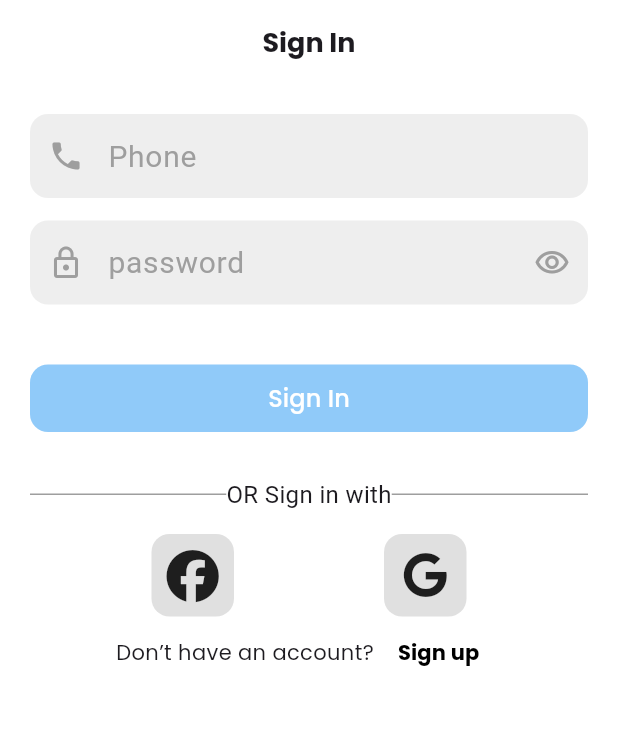
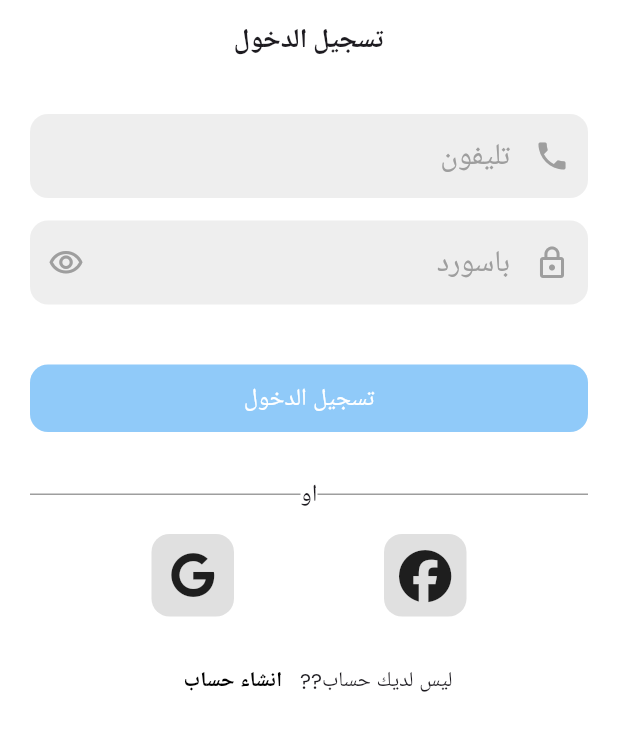
Before and after one commit to Gaberabdo/sell_4_u, a Flutter app: the screen it shows after launch, on a phone screen of 412 x 824 dp. Shown: the top 731 px of the screen. Run offline on Flutter 3.47's test engine with Material 3 defaults, Android fonts, the phone set to English and light mode, and no system bars; our stand-ins replace bloc, cloud_firestore, conditional_builder_null_safety, dio, firebase_auth, firebase_core and 8 more; missing offline and left inert: firebase_phone_auth_handler, flutter_facebook_auth; accounts and stored records are empty; Roboto replaces fonts that are missing (Tajawal).

Commit message:
auth2 commit

```diff
--- a/lib/Features/Auth-feature/presentation/pages/login/login_screen.dart
+++ b/lib/Features/Auth-feature/presentation/pages/login/login_screen.dart
@@ -17,6 +17,7 @@ import 'package:top_snackbar_flutter/top_snack_bar.dart';
 
 
 import '../../../../../core/helper/component/component.dart';
+import '../../../../../generated/l10n.dart';
 import '../register/register_screen.dart';
 import 'cubit/login_cubit.dart';
 import 'cubit/login_states.dart';
@@ -90,12 +91,12 @@ class LoginScreen extends StatelessWidget {
             appBar: AppBar(
               elevation: 0,
               backgroundColor: Colors.transparent,
-              title: Text('Sign In',
+              title: Text( S.of(context).signIn,
               style: GoogleFonts.poppins(
                 fontSize: 18,
                 fontWeight: FontWeight.w700,
               ),
-              ),
+              ) ,
               centerTitle: true,
             ),
             body: SafeArea(
@@ -117,14 +118,14 @@ class LoginScreen extends StatelessWidget {
                           obscureText: false,
                           validator: (String? value) {
                             if (value!.isEmpty) {
-                              return 'Please enter your phone address';
+                              return S.of(context).pleasePhone;
                             }
                             return null;
                           },
                           keyboardAppearance: Brightness.dark,
                           decoration: InputDecoration(
 
-                            labelText: 'Phone',
+                            labelText: S.of(context).Phone,
                             labelStyle: GoogleFonts.eduNswActFoundation(
                               fontSize: 20,
                               color: Colors.grey,
@@ -152,16 +153,18 @@ class LoginScreen extends StatelessWidget {
 
                               controller: passwordController,
                               keyboardType: TextInputType.emailAddress,
+                              obscureText: cubit.isPassword,
 
                               validator: (String? value) {
                                 if (value!.isEmpty) {
-                                  return 'please enter your  password';
+                                  return S.of(context).pleasePassword;
                                 }
                                 return null;
                               },
                               keyboardAppearance: Brightness.dark,
                               decoration: InputDecoration(
-                                  labelText: 'password',
+
+                                  labelText: S.of(context).Password,
                                   labelStyle: GoogleFonts.eduNswActFoundation(
                                       fontSize: 20, color: Colors.grey),
                                   suffixIcon: IconButton(
@@ -201,18 +204,18 @@ class LoginScreen extends StatelessWidget {
                                 child: MaterialButton(
 
                                   onPressed: () async{
-                                    await signInWithFacebook();
-                                    // if (formKey.currentState!.validate()) {
-                                    //
-                                    //
-                                    // }
+
+                                    if (formKey.currentState!.validate()) {
+
+
+                                    }
 
                                     if(state is SuccessLoginState){
                                       print('donnnnnnnnnnnnne');
                                     }
                                   },
                                   child: Text(
-                                    'Sign In',
+                                    S.of(context).signIn,
                                     style: GoogleFonts.poppins(
                                       fontSize: 16,
                                       color: Colors.white,
@@ -240,7 +243,7 @@ class LoginScreen extends StatelessWidget {
                                     color: Colors.grey,
                                   ),
                                 ),
-                                Text('OR Sign in with',
+                                Text(S.of(context).Or,
                                   style: TextStyle(
                                       fontSize: 16
 
@@ -301,11 +304,14 @@ class LoginScreen extends StatelessWidget {
 
                               ],
                             ),
+                            const SizedBox(
+                              height: 20,
+                            ),
                             Row(
                               mainAxisAlignment: MainAxisAlignment.center,
                               children: [
                                 Text(
-                                    "Don’t have an account? ",
+                                    S.of(context).donthave,
                                     style: GoogleFonts.poppins(
                                       fontSize: 14,
 
@@ -318,11 +324,11 @@ class LoginScreen extends StatelessWidget {
                                     }));
                                   },
                                   child: Text(
-                                      "Sign up ",
-                                      style: GoogleFonts.poppins(
+                                      S.of(context).CreateAccount,
+                                      style: GoogleFonts.tajawal(
                                         fontSize: 14,
                                         color: Colors.black,
-                                        fontWeight: FontWeight.w700
+                                        fontWeight: FontWeight.bold
 
                                       )
                                   ),
--- a/lib/Features/Auth-feature/presentation/pages/register/phone screen.dart
+++ b/lib/Features/Auth-feature/presentation/pages/register/phone screen.dart
@@ -2,6 +2,8 @@ import 'package:flutter/cupertino.dart';
 import 'package:flutter/material.dart';
 import 'package:google_fonts/google_fonts.dart';
 import 'package:sell_4_u/Features/Auth-feature/presentation/pages/register/register_screen.dart';
+
+import '../../../../../generated/l10n.dart';
 
 class PhoneScreen extends StatelessWidget {
    PhoneScreen({super.key});
@@ -14,7 +16,7 @@ class PhoneScreen extends StatelessWidget {
       appBar: AppBar(
         elevation: 0,
         backgroundColor: Colors.transparent,
-        title: Text('Sign Up',
+        title: Text(S.of(context).CreateAccount,
           style: GoogleFonts.poppins(
             fontSize: 18,
             fontWeight: FontWeight.w700,
@@ -39,13 +41,13 @@ class PhoneScreen extends StatelessWidget {
                 obscureText: false,
                 validator: (String? value) {
                   if (value!.isEmpty) {
-                    return 'please enter your phone ';
+                    return S.of(context).pleasePhone;
                   }
                   return null;
                 },
                 keyboardAppearance: Brightness.dark,
                 decoration: InputDecoration(
-                  labelText: 'phone',
+                  labelText: S.of(context).Phone,
                   labelStyle: GoogleFonts.eduNswActFoundation(
                       fontSize: 20, color: Colors.black),
                   prefixIcon: const Icon(
@@ -81,7 +83,7 @@ class PhoneScreen extends StatelessWidget {
                   },
 
                   child: Text(
-                    'Complete Sign Up',
+                    S.of(context).completeSignUp,
                     style: GoogleFonts.poppins(
                       fontSize: 16,
                       color: Colors.white,
--- a/lib/Features/Auth-feature/presentation/pages/register/register_screen.dart
+++ b/lib/Features/Auth-feature/presentation/pages/register/register_screen.dart
@@ -7,6 +7,7 @@ import 'package:font_awesome_flutter/font_awesome_flutter.dart';
 import 'package:google_fonts/google_fonts.dart';
 import 'package:sell_4_u/Features/Auth-feature/presentation/pages/register/otp-sceen.dart';
 import 'package:sell_4_u/Features/Home-feature/view/screens/home/feeds_screen.dart';
+import 'package:sell_4_u/generated/l10n.dart';
 import 'package:top_snackbar_flutter/custom_snack_bar.dart';
 import 'package:top_snackbar_flutter/top_snack_bar.dart';
 
@@ -90,7 +91,7 @@ class _RegisterScreenState extends State<RegisterScreen> {
             appBar: AppBar(
               elevation: 0,
               backgroundColor: Colors.transparent,
-              title: Text('Sign Up',
+              title: Text(S.of(context).CreateAccount,
                 style: GoogleFonts.poppins(
                   fontSize: 18,
                   fontWeight: FontWeight.w700,
@@ -121,13 +122,13 @@ class _RegisterScreenState extends State<RegisterScreen> {
                               obscureText: false,
                               validator: (String? value) {
                                 if (value!.isEmpty) {
-                                  return 'please enter your full name';
+                                  return S.of(context).pleaseName;
                                 }
                                 return null;
                               },
                               keyboardAppearance: Brightness.dark,
                               decoration: InputDecoration(
-                                  labelText: 'Name',
+                                  labelText: S.of(context).Name,
                                   labelStyle: GoogleFonts.eduNswActFoundation(
                                       fontSize: 20, color: Colors.black),
                                   prefixIcon: const Icon(
@@ -152,13 +153,13 @@ class _RegisterScreenState extends State<RegisterScreen> {
                               obscureText: false,
                               validator: (String? value) {
                                 if (value!.isEmpty) {
-                                  return 'please enter your email address';
+                                  return S.of(context).pleaseEmail;
                                 }
                                 return null;
                               },
                               keyboardAppearance: Brightness.dark,
                               decoration: InputDecoration(
-                                labelText: 'Email',
+                                labelText: S.of(context).Email,
                                 labelStyle: GoogleFonts.eduNswActFoundation(
                                     fontSize: 20, color: Colors.black),
                                 prefixIcon: const Icon(
@@ -184,13 +185,13 @@ class _RegisterScreenState extends State<RegisterScreen> {
                               obscureText: false,
                               validator: (String? value) {
                                 if (value!.isEmpty) {
-                                  return 'please enter your phone ';
+                                  return S.of(context).pleasePhone;
                                 }
                                 return null;
                               },
                               keyboardAppearance: Brightness.dark,
                               decoration: InputDecoration(
-                                  labelText: 'phone',
+                                  labelText:S.of(context).Phone,
                                   labelStyle: GoogleFonts.eduNswActFoundation(
                                       fontSize: 20, color: Colors.black),
                                   prefixIcon: const Icon(
@@ -211,17 +212,18 @@ class _RegisterScreenState extends State<RegisterScreen> {
                             TextFormField(
                               cursorColor: Colors.black,
                               controller: passwordController,
+                              obscureText: cubit.isPassword,
                               keyboardType: TextInputType.emailAddress,
 
                               validator: (String? value) {
                                 if (value!.isEmpty) {
-                                  return 'please enter your email password';
+                                  return S.of(context).pleasePassword;
                                 }
                                 return null;
                               },
                               keyboardAppearance: Brightness.dark,
                               decoration: InputDecoration(
-                                  labelText: 'password',
+                                  labelText: S.of(context).Password,
                                   labelStyle: GoogleFonts.eduNswActFoundation(
                                       fontSize: 20, color: Colors.black),
                                   suffixIcon: IconButton(
@@ -267,7 +269,7 @@ class _RegisterScreenState extends State<RegisterScreen> {
                                   },
 
                                   child: Text(
-                                    'Sign Up',
+                                    S.of(context).CreateAccount,
                                     style: GoogleFonts.poppins(
                                       fontSize: 16,
                                       color: Colors.white,
@@ -291,7 +293,7 @@ class _RegisterScreenState extends State<RegisterScreen> {
                               mainAxisAlignment: MainAxisAlignment.center,
                               children: [
                                 Text(
-                                    "Already have account ",
+                                    S.of(context).alreadyHaveAccount,
                                     style: GoogleFonts.poppins(
                                       fontSize: 14,
 
@@ -304,8 +306,8 @@ class _RegisterScreenState extends State<RegisterScreen> {
                                     }));
                                   },
                                   child: Text(
-                                      "Sign In ",
-                                      style: GoogleFonts.poppins(
+                                     S.of(context).signIn,
+                                      style: GoogleFonts.tajawal(
                                           fontSize: 14,
                                           color: Colors.black,
                                           fontWeight: FontWeight.w700
@@ -327,7 +329,7 @@ class _RegisterScreenState extends State<RegisterScreen> {
                                     color: Colors.grey,
                                   ),
                                 ),
-                                Text('Sign up with',
+                                Text(S.of(context).Or,
                                   style: TextStyle(
                                     fontSize: 16
 
--- a/lib/l10n/intl_ar.arb
+++ b/lib/l10n/intl_ar.arb
@@ -3,6 +3,26 @@
   "search" : "البحث اي شئ",
   "categories" : "فئات",
   "seeAll" : "اظهار الكل",
-  "nearYou" : "بالقرب منك"
+  "nearYou" : "بالقرب منك",
+  "CreateAccount": "انشاء حساب",
+  "Name": "الاسم",
+  "Phone": "تليفون",
+  "Email": "ايميل",
+  "Password": "باسورد",
+  "sign": "تسجيل  ",
+  "signIn": "تسجيل الدخول",
 
+  "Or": "او",
+  "pleaseEmail": "من فضلك ادخل ايميلك",
+  "pleasePhone": "من فضلك ادخل تليفونك",
+  "pleaseName": "من فضلك ادخل اسمك",
+  "pleasePassword": "من فضلك ادخل الباسورد",
+  "forgetPassword": "نسيت كلمة المرور",
+  "signWithgoogle": "تسجيل الدخول بأستخدام جوجل ",
+  "signWithFace": "تسجيل الدخول بأستخدام فيس بوك ",
+  "donthave": "ليس لديك حساب??",
+  "alreadyHaveAccount": "لديك حساب بالفعل",
+  "completeSignUp": "اكمال التسجيل",
+  "verfyEmail" : "تفعيل الايميل",
+  "homeWelcome" : "مرحبا بك"
 }
--- a/lib/main.dart
+++ b/lib/main.dart
@@ -1,9 +1,12 @@
 import 'package:bloc/bloc.dart';
 import 'package:flutter/material.dart';
 import 'package:firebase_core/firebase_core.dart';
+import 'package:sell_4_u/generated/l10n.dart';
 
 
 
+
+import 'package:flutter_localizations/flutter_localizations.dart';
 import 'Features/Auth-feature/presentation/pages/login/login_screen.dart';
 
 import 'core/constant.dart';
@@ -30,7 +33,7 @@ void main() async {
 class MyApp extends StatelessWidget {
   const MyApp({super.key});
 
-  // This widget is the root of your application.
+
   @override
   Widget build(BuildContext context) {
     return MaterialApp(
@@ -41,6 +44,14 @@ class MyApp extends StatelessWidget {
         useMaterial3: true,
       ),
       debugShowCheckedModeBanner: false,
+      locale: const Locale('ar'),
+      localizationsDelegates: const [
+      S.delegate,
+      GlobalMaterialLocalizations.delegate,
+      GlobalWidgetsLocalizations.delegate,
+      GlobalCupertinoLocalizations.delegate,
+      ],
+      supportedLocales: S.delegate.supportedLocales,
       home: LoginScreen(),
     );
   }
```
Also changed, not shown: lib/Features/Auth-feature/manger/model/user_model.dart (+4 -4 lines), lib/Features/Auth-feature/presentation/pages/register/cubit/register_cubit.dart (+63 -52 lines), lib/Features/Auth-feature/presentation/pages/register/otp-sceen.dart (+6 -5 lines), lib/l10n/intl_en.arb (+20 -1 lines), lib/generated/intl/messages_ar.dart, lib/generated/intl/messages_en.dart, lib/generated/l10n.dart, 1 other file.
